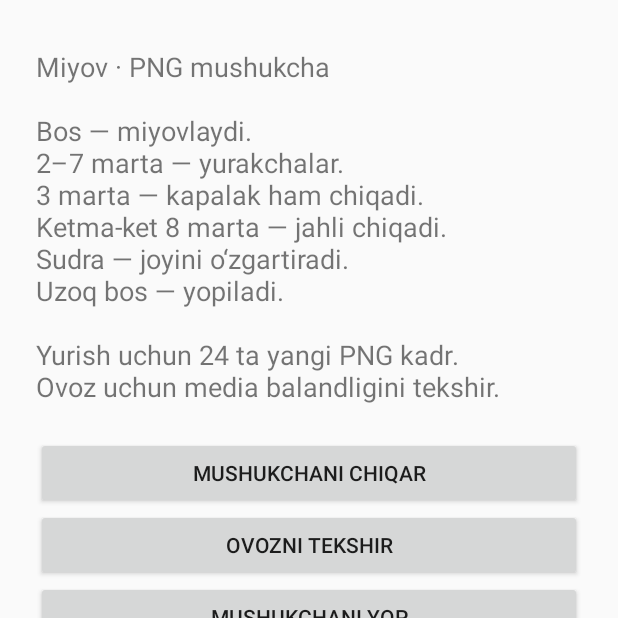
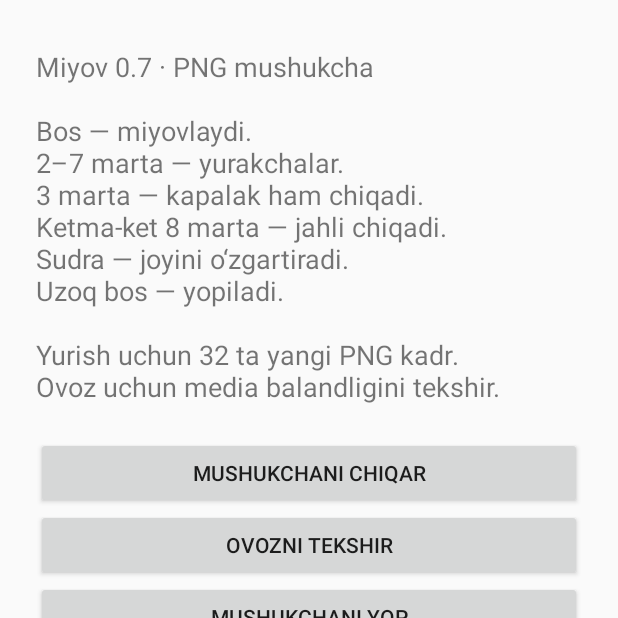
Before and after one commit to mud1d/Miyov, an Android app: the screen it shows after launch (MainActivity), on a phone screen of 412 x 824 dp, the top half of it. Run offline under Robolectric (Android 15) with nearby library versions, the light colour scheme and no system bars.

Commit message:
Use 32 pose-guided whole-body walk frames with calibrated step distance

```diff
--- a/app/build.gradle.kts
+++ b/app/build.gradle.kts
@@ -1,6 +1,6 @@
 plugins { id("com.android.application"); id("org.jetbrains.kotlin.android") }
 android { namespace = "uz.miyov.pet"; compileSdk = 35
- defaultConfig { applicationId = "uz.miyov.pet"; minSdk = 26; targetSdk = 28; versionCode = 6; versionName = "0.6-full-body-frames" }
+ defaultConfig { applicationId = "uz.miyov.pet"; minSdk = 26; targetSdk = 28; versionCode = 7; versionName = "0.7-guided-walk" }
  compileOptions { sourceCompatibility = JavaVersion.VERSION_17; targetCompatibility = JavaVersion.VERSION_17 }
  kotlinOptions { jvmTarget = "17" }
 }
--- a/app/src/main/java/uz/miyov/pet/MainActivity.kt
+++ b/app/src/main/java/uz/miyov/pet/MainActivity.kt
@@ -23,7 +23,7 @@ class MainActivity : Activity() {
             setPadding((24*dp).toInt(), (32*dp).toInt(), (24*dp).toInt(), (24*dp).toInt())
         }
         layout.addView(TextView(this).apply {
-            text = "Miyov · PNG mushukcha\n\nBos — miyovlaydi.\n2–7 marta — yurakchalar.\n3 marta — kapalak ham chiqadi.\nKetma-ket 8 marta — jahli chiqadi.\nSudra — joyini o‘zgartiradi.\nUzoq bos — yopiladi.\n\nYurish uchun 24 ta yangi PNG kadr.\nOvoz uchun media balandligini tekshir.\n"
+            text = "Miyov 0.7 · PNG mushukcha\n\nBos — miyovlaydi.\n2–7 marta — yurakchalar.\n3 marta — kapalak ham chiqadi.\nKetma-ket 8 marta — jahli chiqadi.\nSudra — joyini o‘zgartiradi.\nUzoq bos — yopiladi.\n\nYurish uchun 32 ta yangi PNG kadr.\nOvoz uchun media balandligini tekshir.\n"
             textSize = 18f
         })
         layout.addView(Button(this).apply {
```
Also changed, not shown: app/src/main/java/uz/miyov/pet/PetService.kt (+6 -6 lines), app/src/main/assets/natural/walk32_atlas.png (added), 4 other files.
